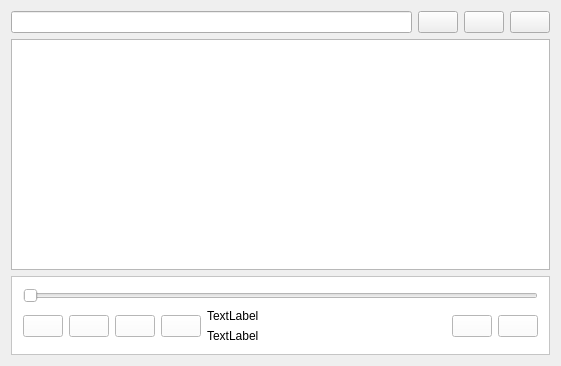
The window that mainwindow.ui (mdnight/yamp) describes before a commit, drawn with Qt 5.
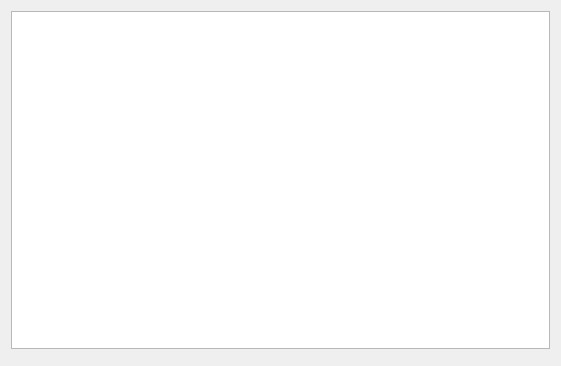
The same window after the commit.

Commit message: переписана форма + volbutton

```diff
--- a/mainwindow.ui
+++ b/mainwindow.ui
@@ -16,142 +16,16 @@
   <widget class="QWidget" name="centralWidget">
    <layout class="QVBoxLayout" name="verticalLayout">
     <item>
-     <layout class="QHBoxLayout" name="horizontalLayout_2">
-      <item>
-       <widget class="QLineEdit" name="searchLine"/>
-      </item>
-      <item>
-       <widget class="QPushButton" name="recomButton">
-        <property name="text">
-         <string/>
-        </property>
-       </widget>
-      </item>
-      <item>
-       <widget class="QPushButton" name="genreButton">
-        <property name="text">
-         <string/>
-        </property>
-       </widget>
-      </item>
-      <item>
-       <widget class="QPushButton" name="assignButton">
-        <property name="text">
-         <string/>
-        </property>
-       </widget>
-      </item>
-     </layout>
+     <layout class="QHBoxLayout" name="topLayout"/>
     </item>
     <item>
      <widget class="QListWidget" name="listWidget"/>
     </item>
     <item>
-     <widget class="QFrame" name="frame">
-      <property name="maximumSize">
-       <size>
-        <width>16777215</width>
-        <height>300</height>
-       </size>
-      </property>
-      <property name="autoFillBackground">
-       <bool>false</bool>
-      </property>
+     <widget class="QWidget" name="widget" native="true">
       <property name="styleSheet">
        <string notr="true">background-color: rgb(255, 255, 255)</string>
       </property>
-      <property name="frameShape">
-       <enum>QFrame::StyledPanel</enum>
-      </property>
-      <property name="frameShadow">
-       <enum>QFrame::Raised</enum>
-      </property>
-      <layout class="QVBoxLayout" name="verticalLayout_3">
-       <item>
-        <widget class="QSlider" name="slider">
-         <property name="orientation">
-          <enum>Qt::Horizontal</enum>
-         </property>
-        </widget>
-       </item>
-       <item>
-        <layout class="QHBoxLayout" name="horizontalLayout">
-         <item>
-          <widget class="QPushButton" name="prevButton">
-           <property name="text">
-            <string/>
-           </property>
-          </widget>
-         </item>
-         <item>
-          <widget class="QPushButton" name="ppButton">
-           <property name="text">
-            <string/>
-           </property>
-          </widget>
-         </item>
-         <item>
-          <widget class="QPushButton" name="nextButton">
-           <property name="text">
-            <string/>
-           </property>
-          </widget>
-         </item>
-         <item>
-          <widget class="QPushButton" name="playlistButton">
-           <property name="text">
-            <string/>
-           </property>
-          </widget>
-         </item>
-         <item>
-          <layout class="QVBoxLayout" name="verticalLayout_2">
-           <item>
-            <widget class="QLabel" name="label">
-             <property name="text">
-              <string>TextLabel</string>
-             </property>
-            </widget>
-           </item>
-           <item>
-            <widget class="QLabel" name="label_2">
-             <property name="text">
-              <string>TextLabel</string>
-             </property>
-            </widget>
-           </item>
-          </layout>
-         </item>
-         <item>
-          <spacer name="horizontalSpacer">
-           <property name="orientation">
-            <enum>Qt::Horizontal</enum>
-           </property>
-           <property name="sizeHint" stdset="0">
-            <size>
-             <width>40</width>
-             <height>20</height>
-            </size>
-           </property>
-          </spacer>
-         </item>
-         <item>
-          <widget class="QPushButton" name="likeButton">
-           <property name="text">
-            <string/>
-           </property>
-          </widget>
-         </item>
-         <item>
-          <widget class="QPushButton" name="addButton">
-           <property name="text">
-            <string/>
-           </property>
-          </widget>
-         </item>
-        </layout>
-       </item>
-      </layout>
      </widget>
     </item>
    </layout>
```
The commit also changes 2 other files.
